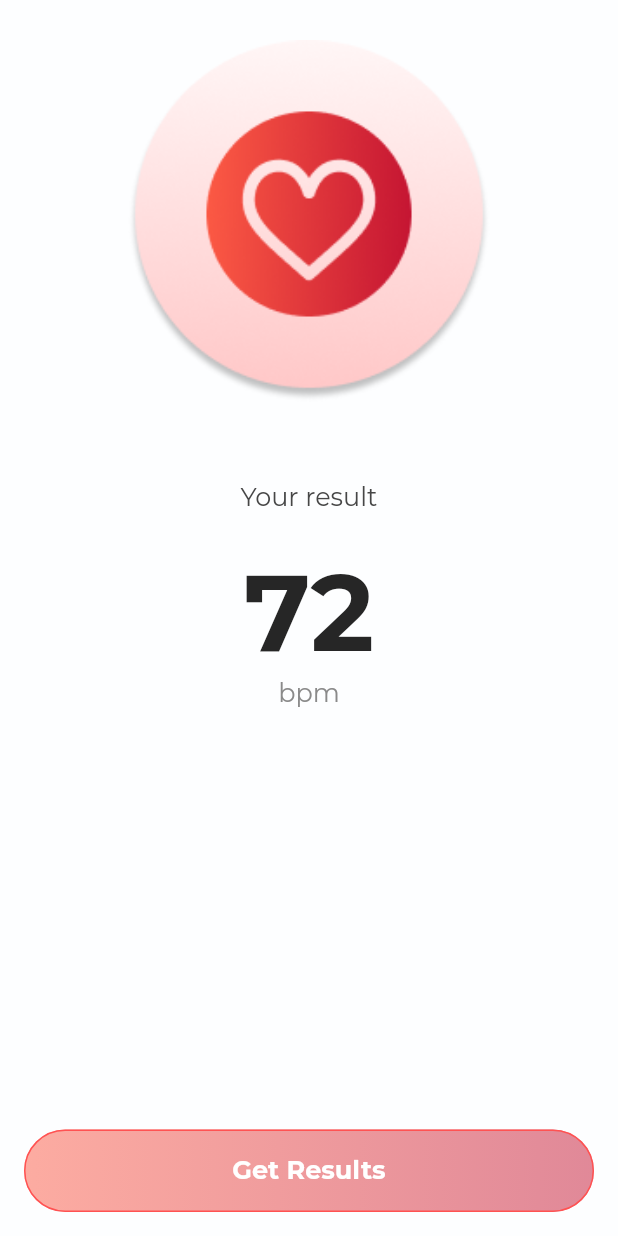
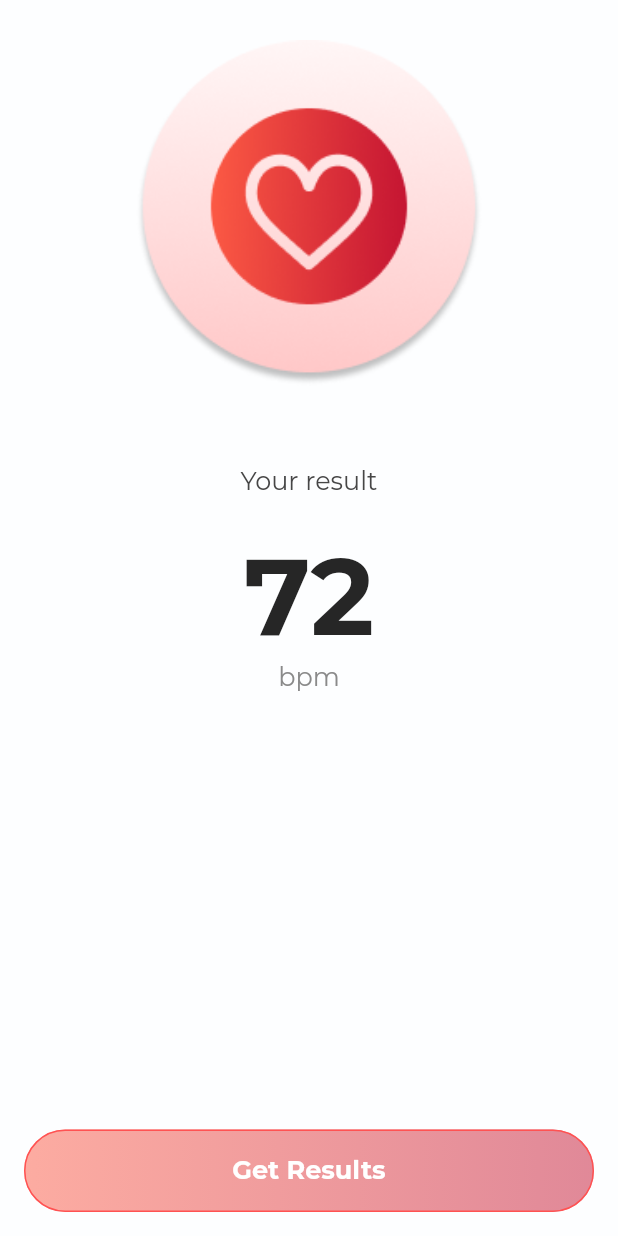
Before and after one commit to dmitry-shibanov/heart_beat, a Flutter app: the Orthostatic widget shown alone on an empty page, opened directly, swiped to page 4, on a phone screen of 412 x 824 dp. Run offline on Flutter 3.47's test engine with Material 2 defaults, Android fonts, the phone set to English and light mode, and no system bars; our stand-ins replace fl_chart, flutter_icons, flutter_svg, in_app_review, shared_preferences, sqflite; accounts and stored records are empty; project files that could hold a hidden picture were left out.

Commit message:
minor changes

```diff
--- a/lib/main.dart
+++ b/lib/main.dart
@@ -5,6 +5,7 @@ import 'package:flutter_heart/pages/onBoarding_page.dart';
 import 'package:flutter_heart/pages/settings_page.dart';
 import 'package:flutter_heart/pages/splash_screen.dart';
 import 'package:flutter_heart/providers/data_helper.dart';
+import 'package:flutter_heart/providers/main_page_provider.dart';
 import 'package:flutter_heart/providers/pulse_provider.dart';
 import 'package:provider/provider.dart';
 
@@ -38,6 +39,7 @@ class MyApp extends StatelessWidget {
       providers: [
         ChangeNotifierProvider(create: (_) => DatabaseProvider()),
         ChangeNotifierProvider(create: (_) => PulseProvider()),
+        ChangeNotifierProvider(create: (_) => MainProvider()),
         ChangeNotifierProxyProvider<DatabaseProvider, DbHelper>(
           create: (context) => DbHelper([], null),
           update: (context, db, previous) => DbHelper(previous?.records, db),
--- a/lib/pages/navigation_main/orthostaticTest/testResult.dart
+++ b/lib/pages/navigation_main/orthostaticTest/testResult.dart
@@ -21,7 +21,7 @@ class OrthostaticResult extends StatelessWidget {
           crossAxisAlignment: CrossAxisAlignment.center,
           children: [
             Heart(
-              height: constraints.maxHeight * 0.45 * diff,
+              height: constraints.maxHeight * 0.43 * diff,
               geometry: EdgeInsets.only(top: constraints.maxHeight * 0.05),
             ),
             Container(
@@ -58,9 +58,8 @@ class OrthostaticResult extends StatelessWidget {
               ),
             ),
             if (message != null)
-              FittedBox(
-                child: Container(
-                  margin: EdgeInsets.only(top: constraints.maxHeight * 0.1),
+              Container(
+                margin: EdgeInsets.only(top: constraints.maxHeight * 0.07),
                 child: Text(
                   message!,
                   textAlign: TextAlign.center,
@@ -69,7 +68,6 @@ class OrthostaticResult extends StatelessWidget {
                       fontWeight: FontWeight.w600,
                       fontSize: 22),
                 ),
-                ),
               )
           ],
         );
--- a/lib/pages/orthostatic.dart
+++ b/lib/pages/orthostatic.dart
@@ -8,6 +8,7 @@ import 'package:flutter_heart/pages/navigation_main/orthostaticTest/firstMeasure
 import 'package:flutter_heart/pages/navigation_main/orthostaticTest/orthostaticTimer.dart';
 import 'package:flutter_heart/pages/navigation_main/orthostaticTest/resultInfo.dart';
 import 'package:flutter_heart/pages/navigation_main/orthostaticTest/testResult.dart';
+import 'package:flutter_heart/providers/main_page_provider.dart';
 import 'package:flutter_heart/providers/pulse_provider.dart';
 import 'package:provider/provider.dart';
 
@@ -70,18 +71,23 @@ class _OrthostaticState extends State<Orthostatic> {
     }
   }
 
-  // Function() getOnPressed() {
-  //   switch(currentPage) {
-  //     case 1:
-  //     case 4:
-  //       return () => null;
-  //     case:
-  //   }
-  // }
+  String getMessage(PulseProvider provider) {
+    final number = provider.diff;
+    if (number <= 12) {
+      return 'The range from 0 to 12 beats indicates good fitness level';
+    } else if (number >= 13 && number < 18) {
+      return 'The difference of 13-18 beats shows a healthy, but not trained person';
+    } else if (number >= 18 && number <= 25) {
+      return 'The range from 18 to 25 beats indicates a complete lack of physical fitness';
+    } else {
+      return 'If the difference is more than 25 beats, then we can talk either about fatigue, or about a disease of the cardiovascular system or other health problems';
+    }
+  }
 
   @override
   Widget build(BuildContext context) {
     final provider = Provider.of<PulseProvider>(context);
+    final mainProvider = Provider.of<MainProvider>(context);
     return Column(
       children: [
         Container(
@@ -117,13 +123,21 @@ class _OrthostaticState extends State<Orthostatic> {
                 imageAsset: 'assets/images/sand_clocks.png',
                 action: (bool value) {
                   setDisabled(value);
-                  _pageController.nextPage(
-                      duration: Duration(seconds: 1), curve: Curves.easeInOut);
+                  provider.startTimer(
+                      Duration(minutes: 1),
+                      () => _pageController.nextPage(
+                          duration: Duration(seconds: 1),
+                          curve: Curves.easeInOut));
+                  // if (provider.isActive)
+                  //   _pageController.nextPage(
+                  //       duration: Duration(seconds: 1),
+                  //       curve: Curves.easeInOut);
                 },
               ),
+              FirstMeasure(startMeasure: () => null),
               OrthostaticResult(
                 resultPulse: provider.pulse.toString(),
-                message: 'Good fitness level',
+                message: getMessage(provider),
               ),
               OrthostaticTestResult()
             ],
@@ -137,13 +151,15 @@ class _OrthostaticState extends State<Orthostatic> {
             },
           ),
         ),
-        if (currentPage != 6)
+        if (currentPage != 7)
           Expanded(
             child: Align(
                 alignment: Alignment.bottomCenter,
                 child: Button(
                   title: setButtonTitle(),
-                  textColor: currentPage == 2 ? Colors.red : Colors.white,
+                  textColor: currentPage == 2 || currentPage == 5
+                      ? Colors.red
+                      : Colors.white,
                   gradient: currentPage != 2
                       ? LinearGradient(
                           colors: [
@@ -156,12 +172,12 @@ class _OrthostaticState extends State<Orthostatic> {
                   onPressed: currentPage == 1 || currentPage == 4
                       ? () => null
                       : () {
-                          if (currentPage != 2) {
+                          if (currentPage == 2 || currentPage == 5) {
+                            provider.stopTimer(Duration(minutes: 1));
                             _pageController.nextPage(
                                 duration: Duration(seconds: 1),
                                 curve: Curves.easeInOut);
                           } else {
-                            provider.stopTimer(Duration(minutes: 1));
                             _pageController.nextPage(
                                 duration: Duration(seconds: 1),
                                 curve: Curves.easeInOut);
--- /dev/null
+++ b/lib/providers/main_page_provider.dart
@@ -0,0 +1,26 @@
+import 'package:flutter/material.dart';
+
+class MainProvider with ChangeNotifier {
+  bool _isLeading = false;
+  bool get isLeading => _isLeading;
+  Function? _action;
+
+  void action() {
+    if (action != null) {
+      _action!();
+    }
+    _clearData();
+  }
+
+  void _clearData() {
+    _action = null;
+    _isLeading = false;
+    notifyListeners();
+  }
+
+  void setLeading(bool value, Function action) {
+    _isLeading = value;
+    _action = action;
+    notifyListeners();
+  }
+}
--- a/lib/providers/pulse_provider.dart
+++ b/lib/providers/pulse_provider.dart
@@ -1,5 +1,5 @@
 import 'dart:async';
-
+import 'dart:core';
 import 'package:flutter/material.dart';
 import 'package:flutter_heart/helper/PulseWorker.dart';
 
@@ -19,10 +19,13 @@ class PulseProvider with ChangeNotifier {
           .toInt()
       : 72;
 
+  int get diff =>
+      complexTest.length == 2 ? (complexTest[1] - complexTest[0]).abs() : -100;
+
   void startTimer(Duration duration, Function() action) async {
     action();
-    if(complexTest.length == 2) {
-
+    if (complexTest.length == 2) {
+      complexTest.clear();
     }
     _pulses.clear();
     final seconds = duration.inSeconds;
@@ -37,6 +40,7 @@ class PulseProvider with ChangeNotifier {
           _currentSeconds = timer.tick;
           if (timer.tick >= 30) {
             timer.cancel();
+            _worker.stop();
             print("pulse is ${pulse}");
             _timer = null;
             complexTest.add(pulse);
@@ -53,6 +57,7 @@ class PulseProvider with ChangeNotifier {
       _timer!.cancel();
       _timer = null;
       _worker.stop();
+      complexTest.add(pulse);
       print("pulse is ${pulse}");
       notifyListeners();
     }
```
Lines whose indentation alone changed are shown as unchanged.
